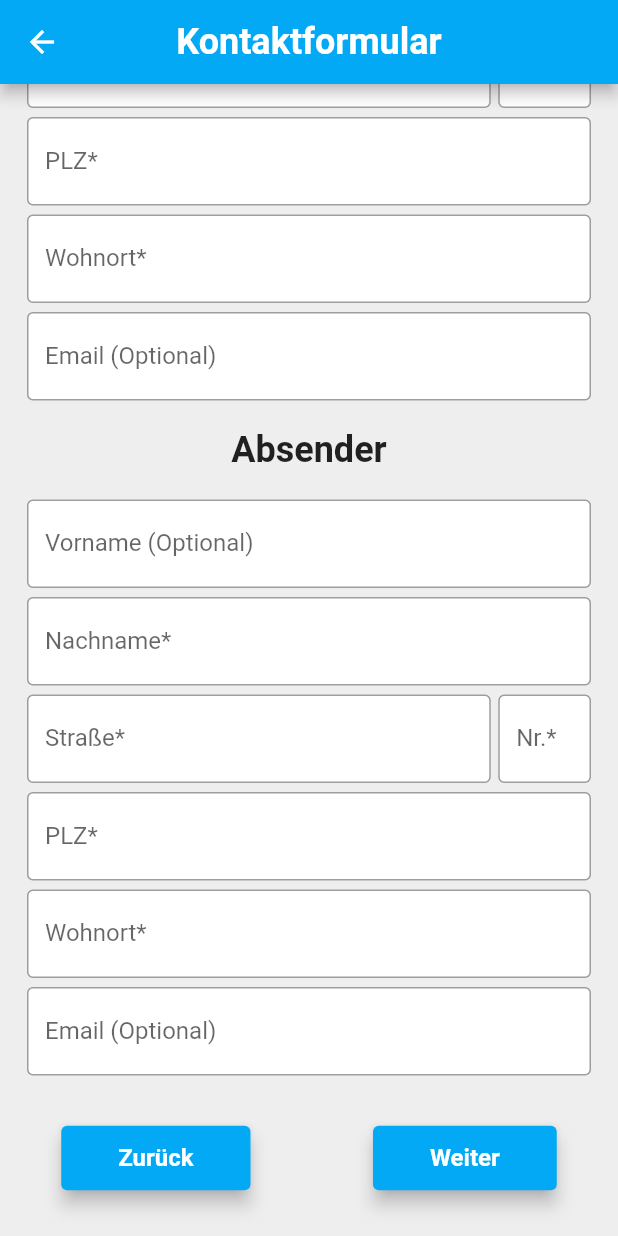
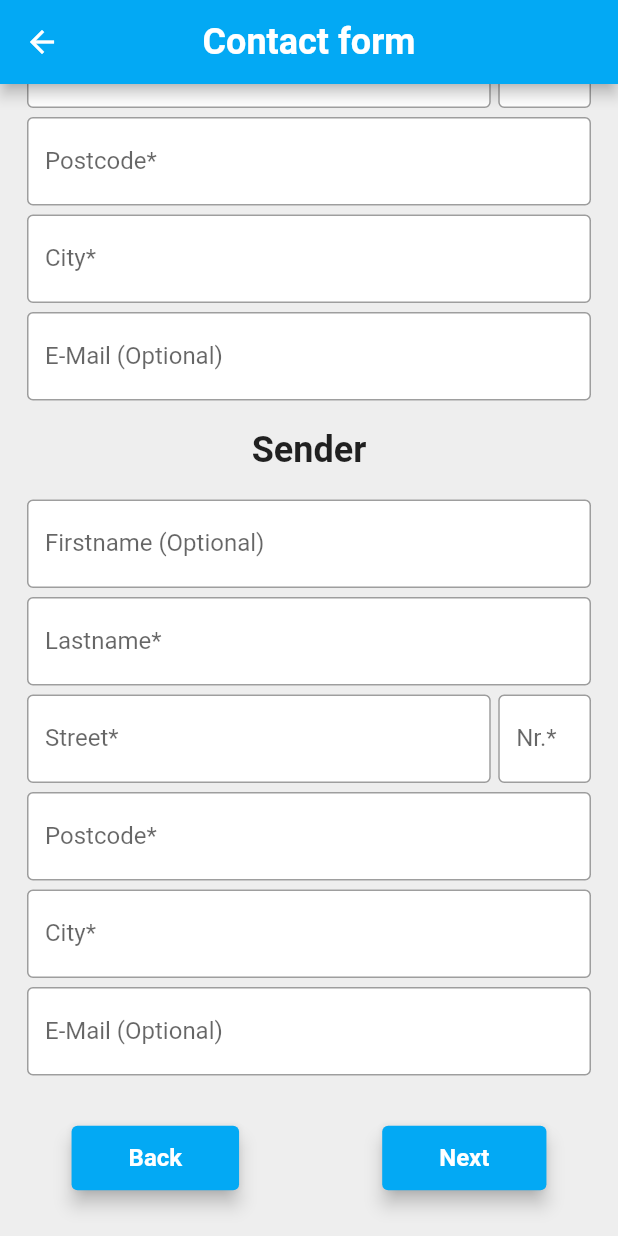
Before and after one commit to viktorgritz/OrderingProcess, a Flutter app: the ContactFormScreen screen opened directly with empty values, scrolled down 236 dp, on a phone screen of 412 x 824 dp. Run offline on Flutter 3.47's test engine with Material 2 defaults, Android fonts, the phone set to English and light mode, and no system bars; our stand-ins replace fluttertoast, group_button.

Commit message:
add translation de/en

```diff
--- /dev/null
+++ b/ordering_process/lib/constants/enums.dart
@@ -0,0 +1 @@
+enum PersonType { recipient, sender }
--- a/ordering_process/lib/contact_form/contact_form_controller.dart
+++ b/ordering_process/lib/contact_form/contact_form_controller.dart
@@ -8,7 +8,7 @@ class ContactFormController {
     Function(String) callback,
   ) {
     RegExp nameRegex = RegExp(regex);
-    if (label.contains('Email')) {
+    if (label.contains('E-Mail')) {
       return validateEmail(value, nameRegex, errorMessage, callback);
     }
     if ((value == null || value.trim().isEmpty || nameRegex.hasMatch(value)) &&
--- a/ordering_process/lib/contact_form/contact_form_screen.dart
+++ b/ordering_process/lib/contact_form/contact_form_screen.dart
@@ -2,6 +2,8 @@ import 'package:flutter/material.dart';
 import 'package:fluttertoast/fluttertoast.dart';
 import 'package:ordering_process/Model/label.dart';
 import 'package:ordering_process/Model/total_information.dart';
+import 'package:ordering_process/constants/enums.dart';
+import 'package:ordering_process/generated/l10n.dart';
 import 'package:ordering_process/model/person.dart';
 import 'package:ordering_process/navigation_buttons.dart';
 import 'package:provider/provider.dart';
@@ -25,7 +27,7 @@ class _ContactFormScreenState extends State<ContactFormScreen> {
     final shippingLabel = ModalRoute.of(context)!.settings.arguments as Label;
     return Scaffold(
       appBar: AppBar(
-        title: Text('Kontaktformular'),
+        title: Text(S.of(context).contactFormAppBarTitle),
       ),
       body: Center(
         child: Container(
@@ -36,12 +38,14 @@ class _ContactFormScreenState extends State<ContactFormScreen> {
               child: Column(
                 children: [
                   FormWidget(
-                    title: 'Empfänger',
+                    title: S.of(context).recipientTitle,
                     formKey: widget._formKeyE,
+                    personType: PersonType.recipient,
                   ),
                   FormWidget(
-                    title: 'Absender',
+                    title: S.of(context).senderTitle,
                     formKey: widget._formKeyA,
+                    personType: PersonType.sender,
                   ),
                   Consumer<TotalInformation>(
                     builder: (context, totalInformation, child) {
@@ -58,7 +62,7 @@ class _ContactFormScreenState extends State<ContactFormScreen> {
                             );
                           } else {
                             Fluttertoast.showToast(
-                              msg: 'Bitte versuchen Sie es nochmal',
+                              msg: S.of(context).contactFormToastMessage,
                               backgroundColor: Colors.deepOrange,
                             );
                           }
--- a/ordering_process/lib/contact_form/form_widget.dart
+++ b/ordering_process/lib/contact_form/form_widget.dart
@@ -1,17 +1,21 @@
 import 'package:flutter/material.dart';
 import 'package:ordering_process/Model/total_information.dart';
 import 'package:ordering_process/constants/app_constants.dart';
+import 'package:ordering_process/constants/enums.dart';
+import 'package:ordering_process/generated/l10n.dart';
 import 'package:provider/provider.dart';
 
 import 'custom_text_form_field.dart';
 
 class FormWidget extends StatelessWidget {
   final String title;
+  final PersonType personType;
   final GlobalKey<FormState> formKey;
   const FormWidget({
     required this.title,
     required this.formKey,
     Key? key,
+    required this.personType,
   }) : super(key: key);
 
   @override
@@ -36,19 +40,19 @@ class FormWidget extends StatelessWidget {
                   ),
                 ),
                 CustomTextFormField(
-                  label: 'Vorname (Optional)',
+                  label: S.of(context).firstnameTitle,
                   regex: FormRegex.plainTextRegex,
-                  errorMessage: 'Bitte geben Sie einen gültigen Vornamen ein',
+                  errorMessage: S.of(context).firstnameErrorMessage,
                   isRequired: false,
-                  callback: (value) => title == 'Empfänger'
+                  callback: (value) => personType == PersonType.recipient
                       ? totalInformation.recipient.firstName = value
                       : totalInformation.sender.firstName = value,
                 ),
                 CustomTextFormField(
-                  label: 'Nachname*',
+                  label: S.of(context).lastnameTitle,
                   regex: FormRegex.plainTextRegex,
-                  errorMessage: 'Bitte geben Sie einen gültigen Nachnamen ein',
-                  callback: (value) => title == 'Empfänger'
+                  errorMessage: S.of(context).lastnameErrorMessage,
+                  callback: (value) => personType == PersonType.recipient
                       ? totalInformation.recipient.lastName = value
                       : totalInformation.sender.lastName = value,
                 ),
@@ -57,11 +61,10 @@ class FormWidget extends StatelessWidget {
                     Flexible(
                       flex: 5,
                       child: CustomTextFormField(
-                        label: 'Straße*',
+                        label: S.of(context).streetTitle,
                         regex: FormRegex.streetRegex,
-                        errorMessage:
-                            'Bitte geben Sie einen gültigen Straße ein',
-                        callback: (value) => title == 'Empfänger'
+                        errorMessage: S.of(context).streetErrorMessage,
+                        callback: (value) => personType == PersonType.recipient
                             ? totalInformation.recipient.street = value
                             : totalInformation.sender.street = value,
                       ),
@@ -72,11 +75,10 @@ class FormWidget extends StatelessWidget {
                     Flexible(
                       flex: 1,
                       child: CustomTextFormField(
-                        label: 'Nr.*',
+                        label: S.of(context).numberTitle,
                         regex: FormRegex.numberRegex,
-                        errorMessage:
-                            'Bitte geben Sie einen gültigen Nachnamen ein',
-                        callback: (value) => title == 'Empfänger'
+                        errorMessage: S.of(context).numberErrorMessage,
+                        callback: (value) => personType == PersonType.recipient
                             ? totalInformation.recipient.houseNumber = value
                             : totalInformation.sender.houseNumber = value,
                       ),
@@ -84,29 +86,29 @@ class FormWidget extends StatelessWidget {
                   ],
                 ),
                 CustomTextFormField(
-                  label: 'PLZ*',
+                  label: S.of(context).postcodeTitle,
                   regex: FormRegex.postcodeRegex,
-                  errorMessage: 'Bitte geben Sie einen gültigen PLZ ein',
+                  errorMessage: S.of(context).postcodeErrorMessage,
                   textLength: 5,
                   textType: TextInputType.number,
-                  callback: (value) => title == 'Empfänger'
+                  callback: (value) => personType == PersonType.recipient
                       ? totalInformation.recipient.postcode = value
                       : totalInformation.sender.postcode = value,
                 ),
                 CustomTextFormField(
-                  label: 'Wohnort*',
+                  label: S.of(context).cityTitle,
                   regex: FormRegex.plainTextRegex,
-                  errorMessage: 'Bitte geben Sie einen gültigen Wohnort ein',
-                  callback: (value) => title == 'Empfänger'
+                  errorMessage: S.of(context).cityErrorMessage,
+                  callback: (value) => personType == PersonType.recipient
                       ? totalInformation.recipient.city = value
                       : totalInformation.sender.city = value,
                 ),
                 CustomTextFormField(
-                  label: 'Email (Optional)',
+                  label: S.of(context).emailTitle,
                   regex: FormRegex.emailRegex,
-                  errorMessage: 'Bitte geben Sie einen gültigen Email ein',
+                  errorMessage: S.of(context).emailErrorMessage,
                   isRequired: false,
-                  callback: (value) => title == 'Empfänger'
+                  callback: (value) => personType == PersonType.recipient
                       ? totalInformation.recipient.email = value
                       : totalInformation.sender.email = value,
                 ),
--- a/ordering_process/lib/l10n/intl_en.arb
+++ b/ordering_process/lib/l10n/intl_en.arb
@@ -5,5 +5,55 @@
 
     "@_Shipping_Label_Screen": {},
     "shippingLabelScreenAppBarTitle": "Select package size",
-    "shippingLabelToastMessage": "Please select a label"
+    "shippingLabelToastMessage": "Please select a label",
+
+    "@_Group_Button_Item": {},
+    "sizeTitle": "Size: {size}",
+    "weightTitle": "Weight: {weight} kg",
+    "priceTitle": "Price: {price} Euro",
+
+    "@_Navigation_Buttons": {},
+    "backButtonTitle": "Back",
+    "nextButtonTitle": "Next",
+
+    "@_Contact_Form": {},
+    "contactFormAppBarTitle": "Contact form",
+    "recipientTitle": "Recipient",
+    "senderTitle": "Sender",
+    "contactFormToastMessage": "Please try again",
+
+    "@_Form_Widget": {},
+    "firstnameTitle": "Firstname (Optional)",
+    "lastnameTitle": "Lastname*",
+    "streetTitle": "Street*",
+    "numberTitle": "Nr.*",
+    "postcodeTitle": "Postcode*",
+    "cityTitle": "City*",
+    "emailTitle": "E-Mail (Optional)",
+    "firstnameErrorMessage": "Please enter a valid first name",
+    "lastnameErrorMessage": "Please enter a valid last name",
+    "streetErrorMessage": "Please enter a valid street",
+    "numberErrorMessage": "Please enter a valid house number",
+    "postcodeErrorMessage": "Please enter a valid zip code",
+    "cityErrorMessage": "Please enter a valid place of residence",
+    "emailErrorMessage": "Please enter a valid email",
+
+    "@_Personal_Total_Data_View": {},
+    "firstnameOverviewTitle": "Firstname: ",
+    "lastnameOverviewTitle": "Lastname: ",
+    "streetOverviewTitle": "Street: ",
+    "numberOverviewTitle": "House number: ",
+    "postcodeOverviewTitle": "Postcode: ",
+    "cityOverviewTitle": "City: ",
+    "emailOverviewTitle": "E-Mail: ",
+
+    "@_Overview_Screen": {},
+    "overviewAppbarTitle": "Overview",
+    "labelOverviewTitle": "Label: ",
+    "sizeOverviewTitle": "Size: ",
+    "weightOverviewTitle": "Weight: ",
+    "weightValueOverviewTitle": " kg",
+    "priceOverviewTitle": "Price: ",
+    "priceValueOverviewTitle": " €",
+    "createLabelButtonTitle": "Create label"
 }
--- a/ordering_process/lib/navigation_buttons.dart
+++ b/ordering_process/lib/navigation_buttons.dart
@@ -1,4 +1,5 @@
 import 'package:flutter/material.dart';
+import 'package:ordering_process/generated/l10n.dart';
 
 class NavigationButtons extends StatelessWidget {
   final Function backButton;
@@ -21,13 +22,13 @@ class NavigationButtons extends StatelessWidget {
             onPressed: () {
               backButton();
             },
-            child: Text('Zurück'),
+            child: Text(S.of(context).backButtonTitle),
           ),
           ElevatedButton(
             onPressed: () {
               nextButton();
             },
-            child: Text('Weiter'),
+            child: Text(S.of(context).nextButtonTitle),
           ),
         ],
       ),
--- a/ordering_process/lib/overview/person_total_data_view.dart
+++ b/ordering_process/lib/overview/person_total_data_view.dart
@@ -1,5 +1,6 @@
 import 'package:flutter/material.dart';
 import 'package:ordering_process/Model/person.dart';
+import 'package:ordering_process/generated/l10n.dart';
 
 class PersonTotalDataView extends StatelessWidget {
   const PersonTotalDataView({
@@ -16,13 +17,25 @@ class PersonTotalDataView extends StatelessWidget {
       child: Column(
         crossAxisAlignment: CrossAxisAlignment.start,
         children: <Widget>[
-          TotalDataItem(label: 'Vorname', value: person.firstName ?? ''),
-          TotalDataItem(label: 'Nachname', value: person.lastName),
-          TotalDataItem(label: 'Straße', value: person.street),
-          TotalDataItem(label: 'Hausnummer', value: person.houseNumber),
-          TotalDataItem(label: 'PLZ', value: person.postcode),
-          TotalDataItem(label: 'Wohnort', value: person.city),
-          TotalDataItem(label: 'Email', value: person.email ?? ''),
+          TotalDataItem(
+              label: S.of(context).firstnameOverviewTitle,
+              value: person.firstName ?? ''),
+          TotalDataItem(
+              label: S.of(context).lastnameOverviewTitle,
+              value: person.lastName),
+          TotalDataItem(
+              label: S.of(context).streetOverviewTitle, value: person.street),
+          TotalDataItem(
+              label: S.of(context).numberOverviewTitle,
+              value: person.houseNumber),
+          TotalDataItem(
+              label: S.of(context).postcodeOverviewTitle,
+              value: person.postcode),
+          TotalDataItem(
+              label: S.of(context).cityOverviewTitle, value: person.city),
+          TotalDataItem(
+              label: S.of(context).emailOverviewTitle,
+              value: person.email ?? ''),
         ],
       ),
     );
@@ -47,7 +60,7 @@ class TotalDataItem extends StatelessWidget {
           crossAxisAlignment: CrossAxisAlignment.start,
           mainAxisAlignment: MainAxisAlignment.spaceBetween,
           children: [
-            Text('$label : '),
+            Text('$label'),
             Text(value),
           ],
         ),
```
Also changed, not shown: ordering_process/lib/l10n/intl_de.arb (+51 -1 lines), ordering_process/lib/overview/overview_screen.dart (+15 -12 lines), ordering_process/lib/shipping_label/group_button_item.dart (+4 -3 lines), ordering_process/lib/generated/intl/messages_all.dart (added), ordering_process/lib/generated/intl/messages_de.dart (added), ordering_process/lib/generated/intl/messages_en.dart (added), ordering_process/lib/generated/l10n.dart.
